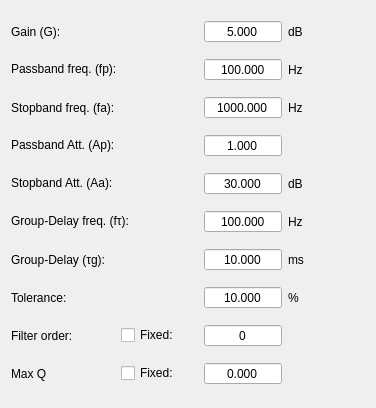
The window that app/designer/filters_data/group_delay.ui (grupo-tc-volcan/TP4) describes before a commit, drawn with Qt 5.
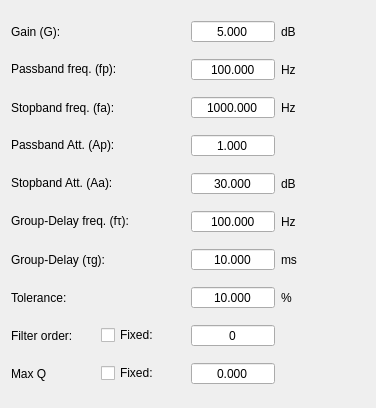
The same window after the commit.

Diff of the .ui file:
```diff
--- a/app/designer/filters_data/group_delay.ui
+++ b/app/designer/filters_data/group_delay.ui
@@ -342,19 +342,6 @@
      </property>
     </widget>
    </item>
-   <item row="4" column="0">
-    <widget class="QLabel" name="label_16">
-     <property name="maximumSize">
-      <size>
-       <width>16777215</width>
-       <height>22</height>
-      </size>
-     </property>
-     <property name="text">
-      <string>Passband Att. (Ap):</string>
-     </property>
-    </widget>
-   </item>
    <item row="1" column="2">
     <widget class="QDoubleSpinBox" name="pass_freq">
      <property name="alignment">
@@ -400,6 +387,19 @@
      </property>
     </widget>
    </item>
+   <item row="4" column="0" colspan="2">
+    <widget class="QLabel" name="label_16">
+     <property name="maximumSize">
+      <size>
+       <width>16777215</width>
+       <height>22</height>
+      </size>
+     </property>
+     <property name="text">
+      <string>Passband Att. (Ap):</string>
+     </property>
+    </widget>
+   </item>
   </layout>
  </widget>
  <resources/>
```
